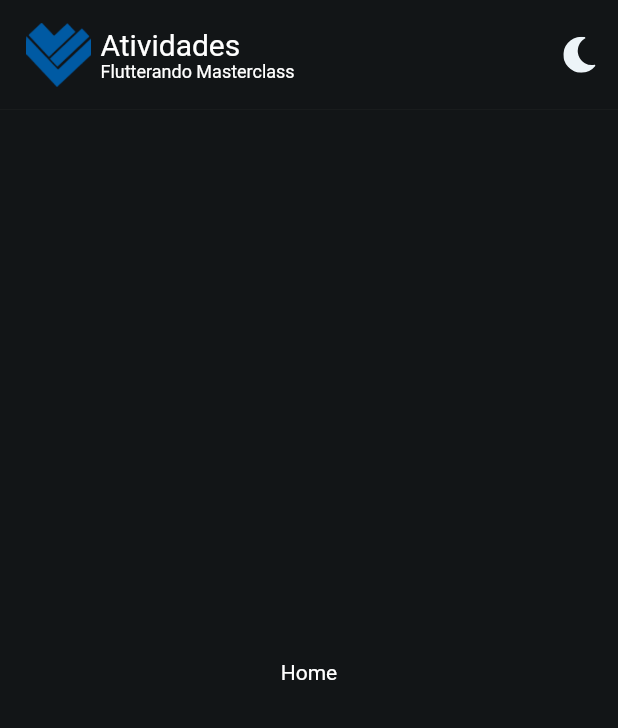
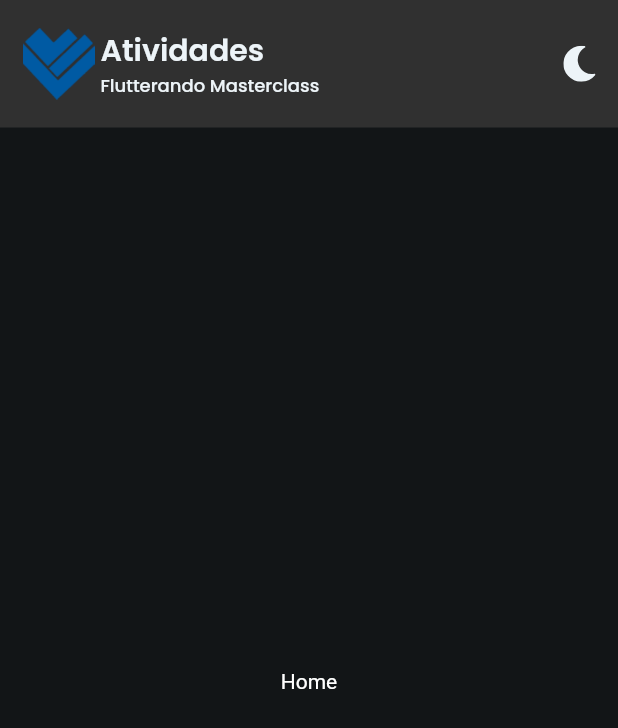
Before and after one commit to renanspvargas/masterclass_app, a Flutter app: the screen it shows after launch, on a phone screen of 412 x 824 dp. Shown: the top 728 px of the screen. Run offline on Flutter 3.47's test engine with Material 2 defaults, Android fonts, the phone set to English and light mode, and no system bars; our stand-ins replace flutter_svg.

Commit message:
adding new text theme to app bar

```diff
--- a/lib/components/app_bar.dart
+++ b/lib/components/app_bar.dart
@@ -6,13 +6,11 @@ class CustomAppBar extends StatelessWidget implements PreferredSizeWidget {
   const CustomAppBar({Key? key, required this.title}) : super(key: key);
 
   @override
-  Size get preferredSize => const Size.fromHeight(73);
+  Size get preferredSize => const Size.fromHeight(85);
 
   @override
   Widget build(BuildContext context) {
     return Material(
-      child: Container(
-        color: const Color(0xff121517),
       child: Padding(
         padding: const EdgeInsets.all(15.0),
         child: Row(
@@ -27,11 +25,14 @@ class CustomAppBar extends StatelessWidget implements PreferredSizeWidget {
               mainAxisAlignment: MainAxisAlignment.center,
               crossAxisAlignment: CrossAxisAlignment.start,
               children: [
-                  Text(title,
-                      style:
-                          const TextStyle(fontSize: 20, color: Colors.white)),
-                  const Text("Flutterando Masterclass",
-                      style: TextStyle(fontSize: 12, color: Colors.white)),
+                Text(
+                  title,
+                  style: Theme.of(context).textTheme.headline6,
+                ),
+                Text(
+                  "Flutterando Masterclass",
+                  style: Theme.of(context).textTheme.subtitle1,
+                ),
               ],
             ),
             const Expanded(child: SizedBox()),
@@ -48,7 +49,6 @@ class CustomAppBar extends StatelessWidget implements PreferredSizeWidget {
           ],
         ),
       ),
-      ),
     );
   }
 }
```
Lines whose indentation alone changed are shown as unchanged.
